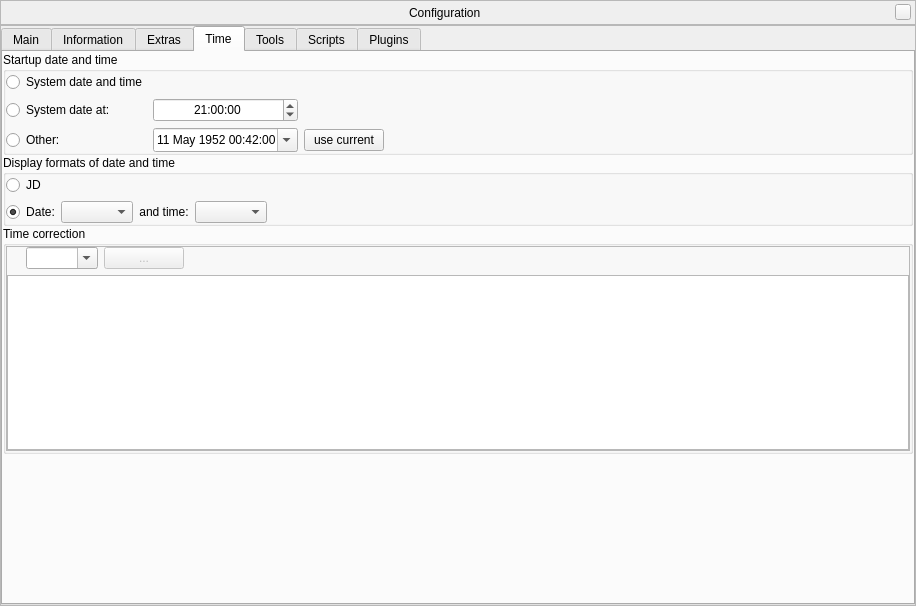
Old version of the form src/gui/configurationDialog.ui in the repository ultrapre/stellarium.
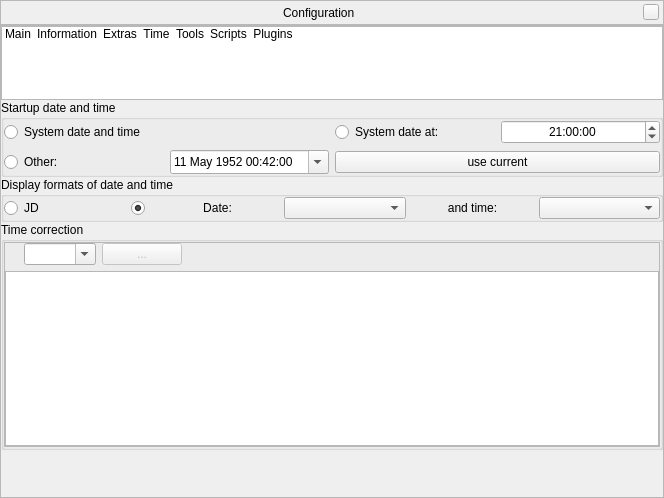
New version of the form. The open tabs and pages were chosen to show the change. Icons and pictures are not drawn. Custom widgets are drawn as their Qt base class.

Commit message:
Revert "Remove QStackedWidget and QListWidget from dialogs, and replace it with QTabWidget."
This reverts commit 7ae493d849c1c83e8442d64ce9efdaa8edf55682.

Patch:
```diff
--- a/src/gui/configurationDialog.ui
+++ b/src/gui/configurationDialog.ui
@@ -6,8 +6,8 @@
    <rect>
     <x>0</x>
     <y>0</y>
-    <width>916</width>
-    <height>606</height>
+    <width>664</width>
+    <height>498</height>
    </rect>
   </property>
   <layout class="QVBoxLayout">
@@ -146,22 +146,151 @@
        <number>0</number>
       </property>
       <item row="0" column="0">
-       <widget class="QTabWidget" name="configurationStackedWidget">
+       <widget class="QListWidget" name="stackListWidget">
+        <property name="minimumSize">
+         <size>
+          <width>0</width>
+          <height>74</height>
+         </size>
+        </property>
+        <property name="maximumSize">
+         <size>
+          <width>16777215</width>
+          <height>74</height>
+         </size>
+        </property>
+        <property name="focusPolicy">
+         <enum>Qt::NoFocus</enum>
+        </property>
+        <property name="verticalScrollBarPolicy">
+         <enum>Qt::ScrollBarAlwaysOff</enum>
+        </property>
+        <property name="horizontalScrollBarPolicy">
+         <enum>Qt::ScrollBarAlwaysOff</enum>
+        </property>
+        <property name="selectionMode">
+         <enum>QAbstractItemView::SingleSelection</enum>
+        </property>
+        <property name="iconSize">
+         <size>
+          <width>50</width>
+          <height>50</height>
+         </size>
+        </property>
+        <property name="movement">
+         <enum>QListView::Static</enum>
+        </property>
+        <property name="flow">
+         <enum>QListView::LeftToRight</enum>
+        </property>
+        <property name="isWrapping" stdset="0">
+         <bool>false</bool>
+        </property>
+        <property name="resizeMode">
+         <enum>QListView::Adjust</enum>
+        </property>
+        <property name="layoutMode">
+         <enum>QListView::SinglePass</enum>
+        </property>
+        <property name="spacing">
+         <number>0</number>
+        </property>
+        <property name="viewMode">
+         <enum>QListView::IconMode</enum>
+        </property>
+        <property name="uniformItemSizes">
+         <bool>false</bool>
+        </property>
+        <property name="wordWrap">
+         <bool>false</bool>
+        </property>
+        <property name="selectionRectVisible">
+         <bool>false</bool>
+        </property>
+        <item>
+         <property name="text">
+          <string>Main</string>
+         </property>
+         <property name="icon">
+          <iconset>
+           <normalon>:/graphicGui/tabicon-main.png</normalon>
+          </iconset>
+         </property>
+        </item>
+        <item>
+         <property name="text">
+          <string>Information</string>
+         </property>
+         <property name="toolTip">
+          <string>Selected object information</string>
+         </property>
+         <property name="icon">
+          <iconset>
+           <normalon>:/graphicGui/tabicon-info.png</normalon>
+          </iconset>
+         </property>
+        </item>
+        <item>
+         <property name="text">
+          <string comment="Additional settings for Graphical User Interface">Extras</string>
+         </property>
+         <property name="toolTip">
+          <string>Additional settings for Graphical User Interface</string>
+         </property>
+         <property name="icon">
+          <iconset>
+           <normalon>:/graphicGui/tabicon-extras.png</normalon>
+          </iconset>
+         </property>
+        </item>
+        <item>
+         <property name="text">
+          <string>Time</string>
+         </property>
+         <property name="icon">
+          <iconset>
+           <normalon>:/graphicGui/tabicon-time.png</normalon>
+          </iconset>
+         </property>
+        </item>
+        <item>
+         <property name="text">
+          <string>Tools</string>
+         </property>
+         <property name="icon">
+          <iconset>
+           <normalon>:/graphicGui/tabicon-tools.png</normalon>
+          </iconset>
+         </property>
+        </item>
+        <item>
+         <property name="text">
+          <string>Scripts</string>
+         </property>
+         <property name="icon">
+          <iconset>
+           <normalon>:/graphicGui/tabicon-scripts.png</normalon>
+          </iconset>
+         </property>
+        </item>
+        <item>
+         <property name="text">
+          <string>Plugins</string>
+         </property>
+         <property name="icon">
+          <iconset>
+           <normalon>:/graphicGui/tabicon-plugins.png</normalon>
+          </iconset>
+         </property>
+        </item>
+       </widget>
+      </item>
+      <item row="1" column="0">
+       <widget class="QStackedWidget" name="configurationStackedWidget">
         <property name="currentIndex">
          <number>1</number>
         </property>
         <widget class="QWidget" name="page_Main">
-         <attribute name="icon">
-          <iconset>
-           <normalon>:/graphicGui/tabicon-main.png</normalon>
-          </iconset>
-         </attribute>
-         <attribute name="title">
-          <string>Main</string>
-         </attribute>
-         <attribute name="toolTip">
-          <string>Selected object information</string>
-         </attribute>
          <layout class="QVBoxLayout" name="verticalLayout_10">
           <property name="spacing">
            <number>0</number>
@@ -484,17 +613,6 @@
          </layout>
         </widget>
         <widget class="QWidget" name="page_Info">
-         <attribute name="icon">
-          <iconset>
-           <normalon>:/graphicGui/tabicon-info.png</normalon>
-          </iconset>
-         </attribute>
-         <attribute name="title">
-          <string>Information</string>
-         </attribute>
-         <attribute name="toolTip">
-          <string>Additional settings for Graphical User Interface</string>
-         </attribute>
          <layout class="QVBoxLayout" name="verticalLayout_2">
           <property name="spacing">
            <number>0</number>
@@ -854,14 +972,6 @@
          </layout>
         </widget>
         <widget class="QWidget" name="page_Extras">
-         <attribute name="icon">
-          <iconset>
-           <normalon>:/graphicGui/tabicon-extras.png</normalon>
-          </iconset>
-         </attribute>
-         <attribute name="title">
-          <string>Extras</string>
-         </attribute>
          <layout class="QGridLayout" name="gridLayout">
           <property name="leftMargin">
            <number>0</number>
@@ -1151,14 +1261,6 @@
          </layout>
         </widget>
         <widget class="QWidget" name="page_Time">
-         <attribute name="icon">
-          <iconset>
-           <normalon>:/graphicGui/tabicon-time.png</normalon>
-          </iconset>
-         </attribute>
-         <attribute name="title">
-          <string>Time</string>
-         </attribute>
          <layout class="QVBoxLayout" name="verticalLayout_6">
           <property name="spacing">
            <number>0</number>
@@ -1203,7 +1305,12 @@
                </property>
               </widget>
              </item>
-             <item row="1" column="0">
+             <item row="0" column="1">
+              <layout class="QHBoxLayout" name="_3">
+               <property name="spacing">
+                <number>6</number>
+               </property>
+               <item>
               <widget class="QRadioButton" name="todayRadio">
                <property name="toolTip">
                 <string>Sets the simulation time to the next instance of this time of day when Stellarium starts</string>
@@ -1213,17 +1320,7 @@
                </property>
               </widget>
              </item>
-             <item row="2" column="2">
-              <widget class="QPushButton" name="fixedDateTimeCurrentButton">
-               <property name="toolTip">
-                <string>Use current local date and time</string>
-               </property>
-               <property name="text">
-                <string>use current</string>
-               </property>
-              </widget>
-             </item>
-             <item row="1" column="1">
+               <item>
               <widget class="QTimeEdit" name="todayTimeSpinBox">
                <property name="sizePolicy">
                 <sizepolicy hsizetype="Preferred" vsizetype="Preferred">
@@ -1264,7 +1361,21 @@
                </property>
               </widget>
              </item>
-             <item row="2" column="1">
+              </layout>
+             </item>
+             <item row="2" column="0">
+              <layout class="QHBoxLayout" name="_4">
+               <item>
+                <widget class="QRadioButton" name="fixedTimeRadio">
+                 <property name="toolTip">
+                  <string>Use a specific date and time when Stellarium starts up</string>
+                 </property>
+                 <property name="text">
+                  <string>Other:</string>
+                 </property>
+                </widget>
+               </item>
+               <item>
               <widget class="QDateTimeEdit" name="fixedDateTimeEdit">
                <property name="minimumSize">
                 <size>
@@ -1297,29 +1408,18 @@
                </property>
               </widget>
              </item>
-             <item row="2" column="0">
-              <widget class="QRadioButton" name="fixedTimeRadio">
+              </layout>
+             </item>
+             <item row="2" column="1">
+              <widget class="QPushButton" name="fixedDateTimeCurrentButton">
                <property name="toolTip">
                 <string>Use a specific date and time when Stellarium starts up</string>
                </property>
                <property name="text">
-                <string>Other:</string>
+                <string>use current</string>
                </property>
               </widget>
              </item>
-             <item row="2" column="3">
-              <spacer name="horizontalSpacer_3">
-               <property name="orientation">
-                <enum>Qt::Horizontal</enum>
-               </property>
-               <property name="sizeHint" stdset="0">
-                <size>
-                 <width>40</width>
-                 <height>20</height>
-                </size>
-               </property>
-              </spacer>
-             </item>
             </layout>
            </widget>
           </item>
@@ -1344,29 +1444,7 @@
              <property name="bottomMargin">
               <number>0</number>
              </property>
-             <item row="1" column="0">
-              <widget class="QRadioButton" name="dtRadioButton">
-               <property name="sizePolicy">
-                <sizepolicy hsizetype="Minimum" vsizetype="Minimum">
-                 <horstretch>0</horstretch>
-                 <verstretch>0</verstretch>
-                </sizepolicy>
-               </property>
-               <property name="maximumSize">
-                <size>
-                 <width>20</width>
-                 <height>16777215</height>
-                </size>
-               </property>
-               <property name="text">
-                <string notr="true"/>
-               </property>
-               <property name="checked">
-                <bool>true</bool>
-               </property>
-              </widget>
-             </item>
-             <item row="1" column="1">
+             <item row="0" column="2">
               <widget class="QLabel" name="dateFormatsLabel">
                <property name="text">
                 <string>Date:</string>
@@ -1376,10 +1454,7 @@
                </property>
               </widget>
              </item>
-             <item row="1" column="2">
-              <widget class="QComboBox" name="dateFormatsComboBox"/>
-             </item>
-             <item row="1" column="3">
+             <item row="0" column="4">
               <widget class="QLabel" name="timeFormatsLabel">
                <property name="text">
                 <string>and time:</string>
@@ -1389,29 +1464,41 @@
                </property>
               </widget>
              </item>
-             <item row="1" column="4">
+             <item row="0" column="3">
+              <widget class="QComboBox" name="dateFormatsComboBox"/>
+             </item>
+             <item row="0" column="5">
               <widget class="QComboBox" name="timeFormatsComboBox"/>
              </item>
-             <item row="1" column="5">
-              <spacer name="horizontalSpacer_4">
-               <property name="orientation">
-                <enum>Qt::Horizontal</enum>
-               </property>
-               <property name="sizeHint" stdset="0">
-                <size>
-                 <width>40</width>
-                 <height>20</height>
-                </size>
-               </property>
-              </spacer>
-             </item>
-             <item row="0" column="0" colspan="3">
+             <item row="0" column="0">
               <widget class="QRadioButton" name="jdRadioButton">
                <property name="text">
                 <string notr="true">JD</string>
                </property>
               </widget>
              </item>
+             <item row="0" column="1">
+              <widget class="QRadioButton" name="dtRadioButton">
+               <property name="sizePolicy">
+                <sizepolicy hsizetype="Minimum" vsizetype="Minimum">
+                 <horstretch>0</horstretch>
+                 <verstretch>0</verstretch>
+                </sizepolicy>
+               </property>
+               <property name="maximumSize">
+                <size>
+                 <width>20</width>
+                 <height>16777215</height>
+                </size>
+               </property>
+               <property name="text">
+                <string notr="true"/>
+               </property>
+               <property name="checked">
+                <bool>true</bool>
+               </property>
+              </widget>
+             </item>
             </layout>
            </widget>
           </item>
@@ -1563,14 +1650,6 @@
          </layout>
         </widget>
         <widget class="QWidget" name="page_Tools">
-         <attribute name="icon">
-          <iconset>
-           <normalon>:/graphicGui/tabicon-tools.png</normalon>
-          </iconset>
-         </attribute>
-         <attribute name="title">
-          <string>Tools</string>
-         </attribute>
          <layout class="QVBoxLayout" name="verticalLayout_5">
           <property name="spacing">
            <number>0</number>
@@ -1979,14 +2058,6 @@
          </layout>
         </widget>
         <widget class="QWidget" name="page_Scripts">
-         <attribute name="icon">
-          <iconset>
-           <normalon>:/graphicGui/tabicon-scripts.png</normalon>
-          </iconset>
-         </attribute>
-         <attribute name="title">
-          <string>Scripts</string>
-         </attribute>
          <layout class="QHBoxLayout" name="horizontalLayout_7">
           <property name="spacing">
            <number>0</number>
@@ -2107,14 +2178,6 @@
          </layout>
         </widget>
         <widget class="QWidget" name="page_Plugins">
-         <attribute name="icon">
-          <iconset>
-           <normalon>:/graphicGui/tabicon-plugins.png</normalon>
-          </iconset>
-         </attribute>
-         <attribute name="title">
-          <string>Plugins</string>
-         </attribute>
          <layout class="QHBoxLayout" name="horizontalLayout_6">
           <property name="spacing">
            <number>0</number>
```
Left out of the diff: 142 changed lines with no effect on the pictures. Lines whose indentation alone changed are shown as unchanged. The commit also changes 12 other files.
